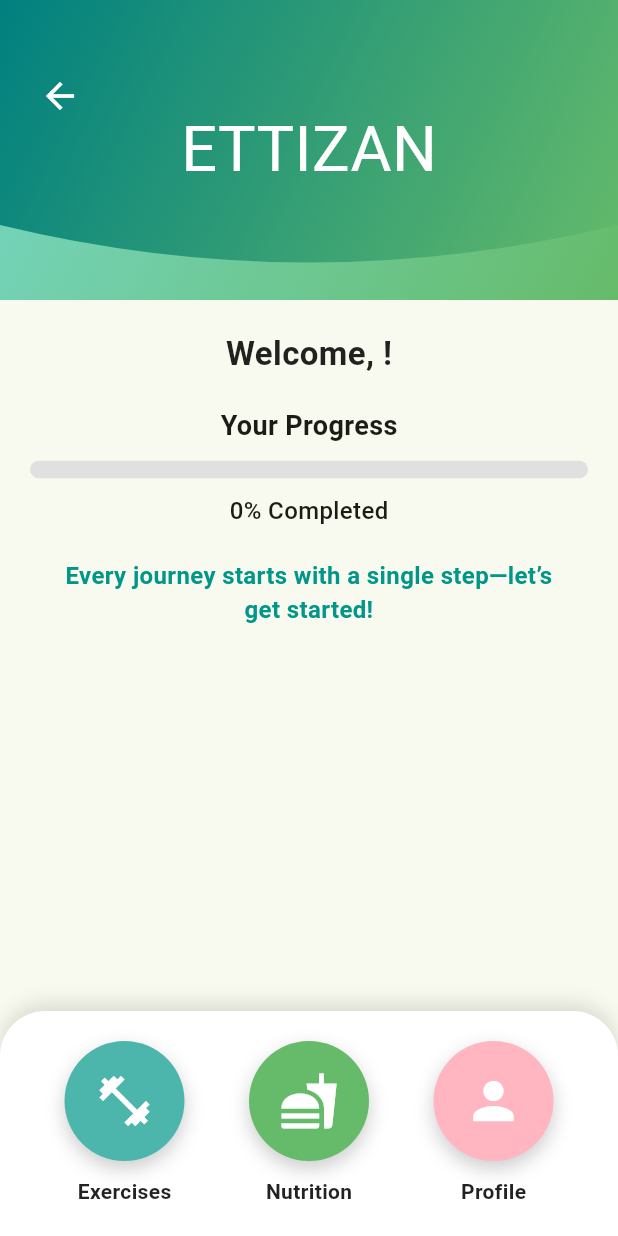
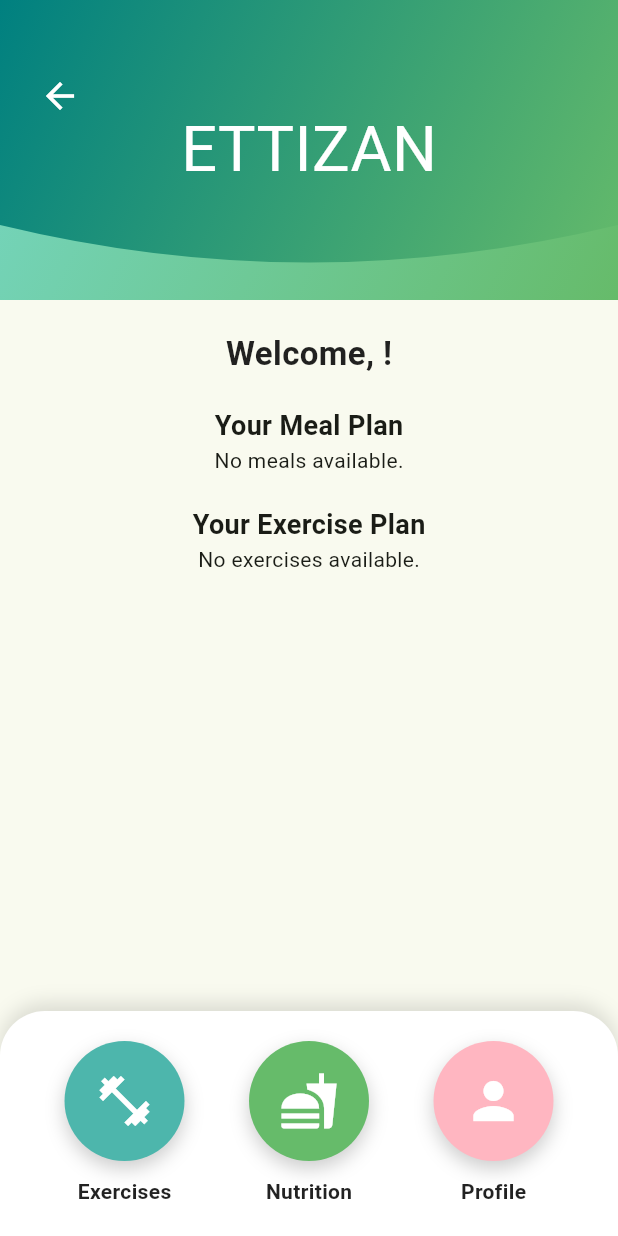
Before and after one commit to Aroubb/Ettizan-Personalized-AI-Plans-for-Chronic-Disease-Management-through-Nutrition-and-Fitness, a Flutter app: the HomePage screen opened directly, on a phone screen of 412 x 824 dp. Run offline on Flutter 3.47's test engine with Material 3 defaults, Android fonts, the phone set to English and light mode, and no system bars; our stand-ins replace cloud_firestore, firebase_auth, firebase_core; accounts and stored records are empty; Roboto replaces fonts that are missing (Atop).

Commit message:
Update home_page.dart

```diff
--- a/lib/home_page.dart
+++ b/lib/home_page.dart
@@ -1,9 +1,10 @@
 import 'package:flutter/material.dart';
+import 'package:firebase_auth/firebase_auth.dart';
+import 'package:cloud_firestore/cloud_firestore.dart';
 import 'login_page.dart'; // Import Login Page
-import 'package:firebase_auth/firebase_auth.dart';
 import 'user_profile_page.dart';
 import 'nutritionPlans_page.dart';
-
+import 'exercise_plan_page.dart';
 
 class HomePage extends StatelessWidget {
   const HomePage({Key? key}) : super(key: key);
@@ -51,9 +52,8 @@ class HomePage extends StatelessWidget {
                         child: Text(
                           'ETTIZAN',
                           style: TextStyle(
-                        fontFamily: 'Atop', // Replace 'Roboto' with your custom font name
+                            fontFamily: 'Atop',
                             color: Colors.white,
-                        // fontWeight: FontWeight.bold,
                             fontSize: 42,
                           ),
                         ),
@@ -103,57 +103,69 @@ class HomePage extends StatelessWidget {
                     ),
                   ),
                   const SizedBox(height: 20),
-                  // Progress Bar Section
-                  Padding(
-                    padding: const EdgeInsets.symmetric(horizontal: 20.0),
+                  // Fetch and display meals and exercises from Firestore
+                  Expanded(
                     child: Column(
                       children: [
                         const Text(
-                          'Your Progress',
-                          style: TextStyle(
-                            fontSize: 18,
-                            fontWeight: FontWeight.bold,
+                          'Your Meal Plan',
+                          style: TextStyle(fontSize: 18, fontWeight: FontWeight.bold),
                         ),
-                        ),
-                        const SizedBox(height: 10),
-                        // Progress Bar with enhanced design
-                        ClipRRect(
-                          borderRadius: BorderRadius.circular(10),
-                          child: LinearProgressIndicator(
-                            value: 0, // Example: 60% progress
-                            minHeight: 12,
-                            backgroundColor: Colors.grey[300],
-                            valueColor: const AlwaysStoppedAnimation<Color>(Color.fromARGB(255, 213, 54, 54)),
-                          ),
-                        ),
-                        const SizedBox(height: 10),
-                        const Text(
-                          '0% Completed',
-                          style: TextStyle(
-                            fontSize: 16,
-                            fontWeight: FontWeight.w500,
-                          ),
+                        StreamBuilder<QuerySnapshot>(
+                          stream: FirebaseFirestore.instance.collection('meals').snapshots(),
+                          builder: (context, snapshot) {
+                            if (snapshot.connectionState == ConnectionState.waiting) {
+                              return const CircularProgressIndicator();
+                            }
+                            if (!snapshot.hasData || snapshot.data!.docs.isEmpty) {
+                              return const Text("No meals available.");
+                            }
+                            final meals = snapshot.data!.docs;
+                            return ListView.builder(
+                              shrinkWrap: true,
+                              itemCount: meals.length,
+                              itemBuilder: (context, index) {
+                                final mealData = meals[index];
+                                return ListTile(
+                                  title: Text(mealData['name'] ?? 'Meal Name'),
+                                  subtitle: Text(mealData['description'] ?? 'No Description'),
+                                );
+                              },
+                            );
+                          },
                         ),
                         const SizedBox(height: 20),
-                        // Motivational Message
-                        Padding(
-                          padding: const EdgeInsets.symmetric(horizontal: 20.0),
-                          child: Text(
-                            'Every journey starts with a single step—let’s get started!',
-                            style: const TextStyle(
-                              fontSize: 16,
-                              color: Colors.teal,
-                              fontWeight: FontWeight.w600,
+                        const Text(
+                          'Your Exercise Plan',
+                          style: TextStyle(fontSize: 18, fontWeight: FontWeight.bold),
                         ),
-                            textAlign: TextAlign.center,
-                          ),
+                        StreamBuilder<QuerySnapshot>(
+                          stream: FirebaseFirestore.instance.collection('exercises').snapshots(),
+                          builder: (context, snapshot) {
+                            if (snapshot.connectionState == ConnectionState.waiting) {
+                              return const CircularProgressIndicator();
+                            }
+                            if (!snapshot.hasData || snapshot.data!.docs.isEmpty) {
+                              return const Text("No exercises available.");
+                            }
+                            final exercises = snapshot.data!.docs;
+                            return ListView.builder(
+                              shrinkWrap: true,
+                              itemCount: exercises.length,
+                              itemBuilder: (context, index) {
+                                final exerciseData = exercises[index];
+                                return ListTile(
+                                  title: Text(exerciseData['name'] ?? 'Exercise Name'),
+                                  subtitle: Text(exerciseData['description'] ?? 'No Description'),
+                                );
+                              },
+                            );
+                          },
                         ),
                       ],
                     ),
                   ),
                   const SizedBox(height: 30),
-                  // Spacer to push the icons to the bottom
-                  Spacer(),
                   // Footer with Icon Boxes Section
                   Container(
                     decoration: const BoxDecoration(
@@ -179,7 +191,10 @@ class HomePage extends StatelessWidget {
                           icon: Icons.fitness_center,
                           color: Colors.teal.shade300,
                           onTap: () {
-                            // Navigate to Exercises Page
+                            Navigator.push(
+                              context,
+                              MaterialPageRoute(builder: (context) => const ExercisePlanPage()),
+                            );
                           },
                         ),
                         _buildIconBox(
@@ -188,12 +203,9 @@ class HomePage extends StatelessWidget {
                           icon: Icons.fastfood,
                           color: Colors.green.shade400,
                           onTap: () {
-                            // Navigate to Nutrition Page
                             Navigator.push(
                               context,
-                                   MaterialPageRoute(
-                                    builder: (context) => const NutritionPage(),
-  ),
+                              MaterialPageRoute(builder: (context) => const NutritionPage()),
                             );
                           },
                         ),
@@ -201,9 +213,8 @@ class HomePage extends StatelessWidget {
                           context,
                           title: 'Profile',
                           icon: Icons.person,
-                          color: Color(0xFFFFB6C1),
+                          color: const Color(0xFFFFB6C1),
                           onTap: () {
-                            // Navigate to Profile Page
                             Navigator.push(
                               context,
                               MaterialPageRoute(builder: (context) => const UserProfilePage()),
```
Lines whose indentation alone changed are shown as unchanged.
